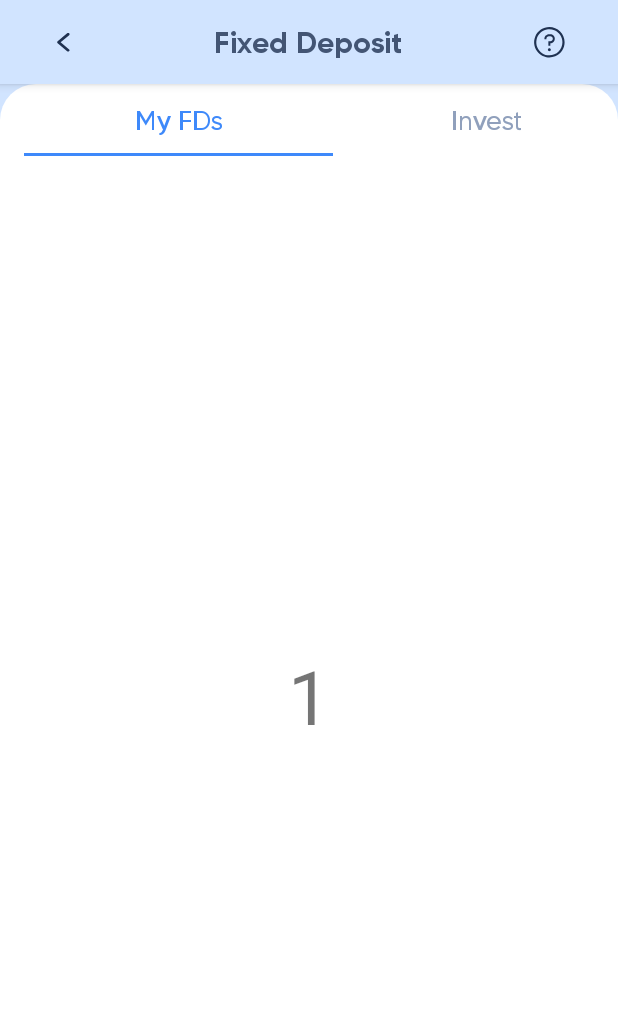
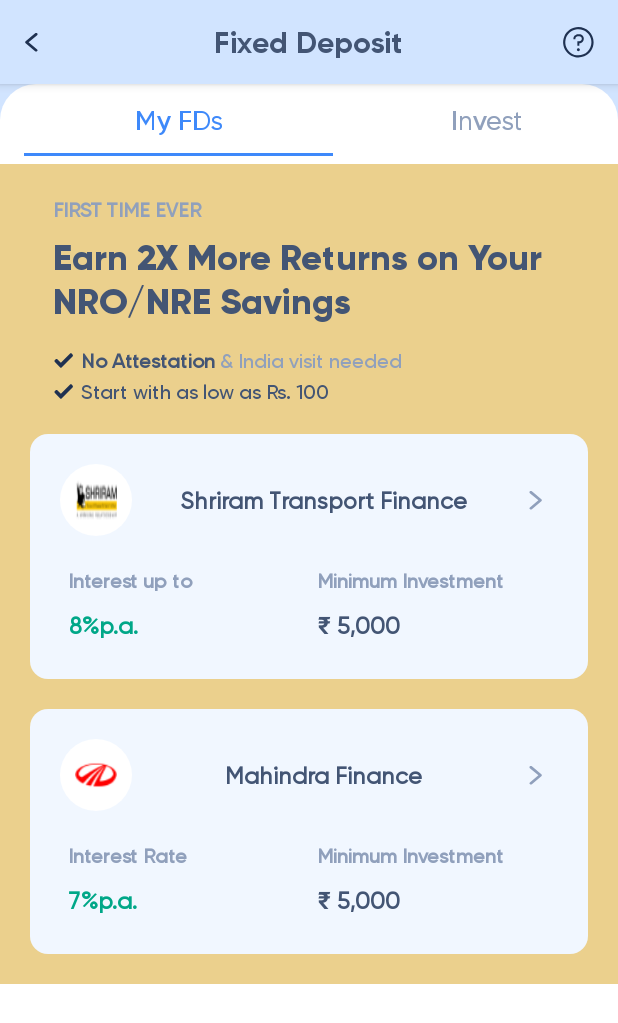
Before and after one commit to Anuj-Rai12/assigment_project, an Android app: the screen it shows after launch (MainActivity), on a phone screen of 412 x 824 dp. Shown: the top 1023 px of the screen. Run offline under Robolectric (Android 15) with nearby library versions, the phone set to English and light mode, and no system bars.

Commit message:
Added the First Header status:Successfully

```diff
--- a/app/src/main/java/com/example/mytestingproject/fragment/OneFragment.kt
+++ b/app/src/main/java/com/example/mytestingproject/fragment/OneFragment.kt
@@ -1,17 +1,48 @@
 package com.example.mytestingproject.fragment
 
+import android.annotation.SuppressLint
+import android.graphics.Typeface
 import android.os.Bundle
+import android.text.SpannableString
+import android.text.Spanned
+import android.text.style.StyleSpan
 import android.view.View
 import androidx.fragment.app.Fragment
 import com.example.mytestingproject.R
 import com.example.mytestingproject.databinding.OneFragmentLayoutBinding
+import com.example.mytestingproject.utils.Ruppess
+import com.example.mytestingproject.utils.setHtmlTxt
+
 
 class OneFragment : Fragment(R.layout.one_fragment_layout) {
 
     private lateinit var binding: OneFragmentLayoutBinding
+    @SuppressLint("SetTextI18n")
     override fun onViewCreated(view: View, savedInstanceState: Bundle?) {
         super.onViewCreated(view, savedInstanceState)
         binding= OneFragmentLayoutBinding.bind(view)
+
+        val text = "No Attestation"
+        val ss = SpannableString(text)
+        val boldSpan = StyleSpan(Typeface.BOLD)
+        ss.setSpan(boldSpan, 0, text.length, Spanned.SPAN_EXCLUSIVE_EXCLUSIVE)
+        binding.thirdHeadingTxt.text=ss
+        binding.thirdHeadingTxt.append(" ")
+        binding.thirdHeadingTxt.append(setHtmlTxt("& India visit needed","#90a0bc"))
+        binding.fourthHeadingTxt.text="Start with as low as Rs. 100"
+
+        binding.companyOne.companyLogo.setImageResource(R.drawable.company)
+        binding.companyOne.titleCompany.text="Shriram Transport Finance"
+        binding.companyOne.intrestAmt.text="8%p.a."
+        binding.companyOne.manageAmtTxt.text="$Ruppess 5,000"
+
+
+        binding.companyTwo.companyLogo.setImageResource(R.drawable.mhaindra)
+        binding.companyTwo.titleCompany.text="Mahindra Finance"
+        binding.companyTwo.intrestAmt.text="7%p.a."
+        binding.companyTwo.intrestRate.text="Interest Rate"
+        binding.companyTwo.manageAmtTxt.text="$Ruppess 5,000"
+
     }
 
 }
--- a/app/src/main/java/com/example/mytestingproject/utils/Helper.kt
+++ b/app/src/main/java/com/example/mytestingproject/utils/Helper.kt
@@ -3,12 +3,13 @@ package com.example.mytestingproject.utils
 import android.app.Activity
 import android.content.Context
 import android.os.Build
+import android.text.Html
+import android.text.Spanned
 import android.widget.Toast
-import com.example.mytestingproject.R
+import androidx.core.text.HtmlCompat
 
-fun Activity.changeStatusBarColor(color: Int = R.color.main_color) {
-    this.window?.statusBarColor = getColorInt(color)
-}
+const val Ruppess="₹"
+
 
 fun Activity.getColorInt(color: Int): Int {
     return if (Build.VERSION.SDK_INT >= Build.VERSION_CODES.M) {
@@ -20,3 +21,13 @@ fun Activity.getColorInt(color: Int): Int {
 fun Context.msg(string: String, time: Int = Toast.LENGTH_SHORT) {
     Toast.makeText(this, string, time).show()
 }
+
+fun setHtmlTxt(txt: String, color: String): Spanned {
+    return if (Build.VERSION.SDK_INT > Build.VERSION_CODES.M) {
+        Html.fromHtml(
+            "<font color=$color>$txt</font>", HtmlCompat.FROM_HTML_MODE_COMPACT
+        )
+    } else {
+        Html.fromHtml("<font color='$color'>$txt</font>")
+    }
+}
--- /dev/null
+++ b/app/src/main/res/drawable/circle_shape.xml
@@ -0,0 +1,10 @@
+<?xml version="1.0" encoding="utf-8"?>
+<shape xmlns:android="http://schemas.android.com/apk/res/android"
+    android:shape="oval">
+    <solid android:color="@color/white" />
+
+    <!--<stroke
+        android:width="1dp"
+        android:color="#838383" />-->
+
+</shape>
--- /dev/null
+++ b/app/src/main/res/drawable/company_bg.xml
@@ -0,0 +1,8 @@
+<?xml version="1.0" encoding="utf-8"?>
+<shape xmlns:android="http://schemas.android.com/apk/res/android"
+    android:shape="rectangle">
+    <solid android:color="@color/light_blue" />
+
+    <corners
+       android:radius="12dp" />
+</shape>
--- /dev/null
+++ b/app/src/main/res/drawable/tick_icon.xml
@@ -0,0 +1,9 @@
+<vector xmlns:android="http://schemas.android.com/apk/res/android"
+    android:width="13dp"
+    android:height="11dp"
+    android:viewportWidth="13"
+    android:viewportHeight="11">
+  <path
+      android:pathData="M5.556,9.979C5.441,10.095 5.285,10.159 5.123,10.159C4.96,10.159 4.804,10.095 4.69,9.979L1.23,6.519C0.871,6.16 0.871,5.578 1.23,5.22L1.663,4.787C2.022,4.428 2.604,4.428 2.963,4.787L5.123,6.947L10.959,1.11C11.318,0.751 11.9,0.751 12.259,1.11L12.692,1.544C13.051,1.903 13.051,2.485 12.692,2.843L5.556,9.979Z"
+      android:fillColor="#1F3151"/>
+</vector>
--- a/app/src/main/res/layout/action_bar_layout.xml
+++ b/app/src/main/res/layout/action_bar_layout.xml
@@ -25,29 +25,28 @@
             android:contentDescription="@string/app_name"
             android:gravity="center"
             android:src="@drawable/back_arr"
-            app:layout_constraintHorizontal_bias=".2"
             app:layout_constraintBottom_toBottomOf="parent"
+            app:layout_constraintHorizontal_bias="0"
             app:layout_constraintLeft_toLeftOf="parent"
             app:layout_constraintRight_toLeftOf="@id/fx_dep_txt"
             app:layout_constraintTop_toTopOf="parent" />
-
 
 
         <TextView
             android:id="@+id/fx_dep_txt"
             android:layout_width="wrap_content"
             android:layout_height="wrap_content"
+            android:ellipsize="end"
+            android:fontFamily="@font/gilroy_bold"
+            android:maxLines="1"
+            android:padding="10dp"
             android:text="Fixed Deposit"
-            android:padding="10dp"
+            android:textColor="@color/action_txt_color"
             android:textSize="20sp"
-            android:textColor="@color/action_txt_color"
-            android:fontFamily="@font/gilroy_bold"
-            app:layout_constraintTop_toTopOf="parent"
             app:layout_constraintBottom_toBottomOf="parent"
+            app:layout_constraintLeft_toLeftOf="parent"
             app:layout_constraintRight_toRightOf="parent"
-            app:layout_constraintLeft_toLeftOf="parent"
-            />
-
+            app:layout_constraintTop_toTopOf="parent" />
 
 
         <ImageButton
@@ -61,13 +60,12 @@
             android:contentDescription="@string/app_name"
             android:gravity="center"
             android:src="@drawable/ic_info"
-            app:layout_constraintHorizontal_bias=".8"
             app:layout_constraintBottom_toBottomOf="parent"
+            app:layout_constraintHorizontal_bias="1"
             app:layout_constraintLeft_toRightOf="@id/fx_dep_txt"
             app:layout_constraintRight_toRightOf="parent"
             app:layout_constraintTop_toTopOf="parent" />
 
 
-
     </androidx.constraintlayout.widget.ConstraintLayout>
 </androidx.appcompat.widget.Toolbar>
--- /dev/null
+++ b/app/src/main/res/layout/conpany_info_box.xml
@@ -0,0 +1,132 @@
+<?xml version="1.0" encoding="utf-8"?>
+<androidx.constraintlayout.widget.ConstraintLayout xmlns:android="http://schemas.android.com/apk/res/android"
+    xmlns:app="http://schemas.android.com/apk/res-auto"
+    android:layout_width="match_parent"
+    android:layout_height="wrap_content"
+    xmlns:tools="http://schemas.android.com/tools"
+    android:background="@drawable/company_bg"
+    android:padding="20dp">
+
+
+    <ImageView
+        android:id="@+id/company_logo"
+        android:layout_width="48dp"
+        android:layout_height="48dp"
+        android:background="@drawable/circle_shape"
+        android:contentDescription="@string/app_name"
+        android:padding="10dp"
+        android:scaleType="fitXY"
+        android:src="@drawable/company"
+        app:layout_constraintLeft_toLeftOf="parent"
+        app:layout_constraintTop_toTopOf="parent" />
+
+
+    <TextView
+        android:id="@+id/title_company"
+        android:layout_width="0dp"
+        android:layout_height="wrap_content"
+        android:ellipsize="end"
+        android:fontFamily="@font/gilroy_medium"
+        android:maxLines="1"
+        android:textStyle="bold"
+        tools:text="Shriram Transport Company"
+        android:textColor="@color/action_txt_color"
+        android:textSize="16sp"
+        android:padding="4dp"
+        android:gravity="center"
+        app:layout_constraintBottom_toBottomOf="@id/company_logo"
+        app:layout_constraintLeft_toRightOf="@id/company_logo"
+        app:layout_constraintRight_toLeftOf="@id/arr_logo"
+        app:layout_constraintTop_toTopOf="@id/company_logo" />
+
+
+    <ImageView
+        android:id="@+id/arr_logo"
+        android:layout_width="wrap_content"
+        android:layout_height="wrap_content"
+        android:contentDescription="@string/app_name"
+        android:padding="10dp"
+        android:rotationY="180"
+        android:scaleType="fitXY"
+        android:src="@drawable/back_arr"
+        app:layout_constraintBottom_toBottomOf="@id/company_logo"
+        app:layout_constraintRight_toRightOf="parent"
+        app:layout_constraintTop_toTopOf="parent"
+        app:tint="@color/txt_color" />
+
+
+    <TextView
+        android:id="@+id/intrest_rate"
+        android:layout_width="0dp"
+        android:layout_height="wrap_content"
+        android:layout_marginTop="16dp"
+        android:fontFamily="@font/gilroy_medium"
+        android:padding="5dp"
+        android:text="Interest up to"
+        android:textStyle="bold"
+        android:textColor="@color/txt_color"
+        android:textSize="13sp"
+        app:layout_constraintEnd_toStartOf="@+id/manage_amt"
+        app:layout_constraintHorizontal_bias="0.5"
+        app:layout_constraintHorizontal_weight="1"
+        app:layout_constraintStart_toStartOf="parent"
+        app:layout_constraintTop_toBottomOf="@id/company_logo" />
+
+
+    <TextView
+        android:id="@+id/manage_amt"
+        android:layout_width="0dp"
+        android:layout_height="wrap_content"
+        android:fontFamily="@font/gilroy_medium"
+        android:padding="5dp"
+        android:text="Minimum Investment"
+        android:textColor="@color/txt_color"
+        android:textStyle="bold"
+        android:textSize="13sp"
+        app:layout_constraintEnd_toEndOf="parent"
+        app:layout_constraintHorizontal_bias="0.5"
+        app:layout_constraintHorizontal_weight="1"
+        app:layout_constraintStart_toEndOf="@+id/intrest_rate"
+        app:layout_constraintTop_toTopOf="@id/intrest_rate" />
+
+
+    <TextView
+        android:id="@+id/intrest_amt"
+        android:layout_width="0dp"
+        android:layout_height="wrap_content"
+        android:padding="6dp"
+        android:fontFamily="@font/gilroy_medium"
+        android:textColor="#00A788"
+        android:textSize="16sp"
+        tools:text="6%pa"
+        android:textStyle="bold"
+        app:layout_constraintLeft_toLeftOf="@id/intrest_rate"
+        app:layout_constraintRight_toRightOf="@id/intrest_rate"
+        app:layout_constraintTop_toBottomOf="@id/intrest_rate" />
+
+
+    <TextView
+        android:id="@+id/manage_amt_txt"
+        android:layout_width="0dp"
+        android:layout_height="wrap_content"
+        android:padding="6dp"
+        android:fontFamily="@font/gilroy_medium"
+        android:textColor="@color/action_txt_color"
+        android:textSize="16sp"
+        tools:text="5000"
+        android:textStyle="bold"
+        app:layout_constraintLeft_toLeftOf="@id/manage_amt"
+        app:layout_constraintRight_toRightOf="@id/manage_amt"
+        app:layout_constraintTop_toBottomOf="@id/manage_amt" />
+
+
+
+
+
+
+
+
+
+
+
+</androidx.constraintlayout.widget.ConstraintLayout>
--- a/app/src/main/res/layout/one_fragment_layout.xml
+++ b/app/src/main/res/layout/one_fragment_layout.xml
@@ -1,18 +1,127 @@
 <?xml version="1.0" encoding="utf-8"?>
-<androidx.constraintlayout.widget.ConstraintLayout xmlns:android="http://schemas.android.com/apk/res/android"
+<ScrollView xmlns:android="http://schemas.android.com/apk/res/android"
+    xmlns:app="http://schemas.android.com/apk/res-auto"
+    xmlns:tools="http://schemas.android.com/tools"
     android:layout_width="match_parent"
     android:layout_height="match_parent"
-    xmlns:tools="http://schemas.android.com/tools"
     tools:context="com.example.mytestingproject.fragment.OneFragment">
 
+    <androidx.constraintlayout.widget.ConstraintLayout
+        android:layout_width="match_parent"
+        android:layout_height="wrap_content">
 
-<TextView
-    android:layout_width="match_parent"
-    android:layout_height="match_parent"
-    android:text="1"
-    android:gravity="center"
-    android:textSize="50dp"
-    />
+        <androidx.constraintlayout.widget.ConstraintLayout
+            android:id="@+id/src_info"
+            android:layout_width="match_parent"
+            android:layout_height="wrap_content"
+            android:layout_marginTop="5dp"
+            app:layout_constraintRight_toRightOf="parent"
+            app:layout_constraintLeft_toLeftOf="parent"
+            app:layout_constraintTop_toTopOf="parent"
+            android:background="@color/first_head_color">
 
 
-</androidx.constraintlayout.widget.ConstraintLayout>
+            <TextView
+                android:id="@+id/first_heading_txt"
+                android:layout_width="wrap_content"
+                android:maxLines="1"
+                android:ellipsize="end"
+                android:layout_height="wrap_content"
+                android:layout_marginStart="35dp"
+                android:layout_marginTop="22dp"
+                android:textStyle="bold"
+                android:fontFamily="@font/gilroy_medium"
+                android:text="First time Ever"
+                android:textAllCaps="true"
+                android:textColor="@color/txt_color"
+                android:textSize="13sp"
+                app:layout_constraintLeft_toLeftOf="parent"
+                app:layout_constraintTop_toTopOf="parent" />
+
+
+            <TextView
+                android:id="@+id/sec_heading_txt"
+                android:layout_width="0dp"
+                android:layout_height="wrap_content"
+                android:layout_marginStart="35dp"
+                android:layout_marginTop="8dp"
+                android:lineSpacingExtra="5dp"
+                android:fontFamily="@font/gilroy_extrabold"
+                android:text="Earn 2X More Returns on Your NRO/NRE Savings "
+                android:textColor="@color/action_txt_color"
+                android:textSize="24sp"
+                app:layout_constraintHorizontal_bias="0"
+                app:layout_constraintLeft_toLeftOf="parent"
+                app:layout_constraintRight_toRightOf="@id/company_one"
+                app:layout_constraintTop_toBottomOf="@id/first_heading_txt" />
+
+
+            <TextView
+                android:id="@+id/third_heading_txt"
+                android:layout_width="wrap_content"
+                android:layout_height="wrap_content"
+                android:layout_marginTop="16dp"
+                android:drawablePadding="5dp"
+                android:maxLines="1"
+                android:ellipsize="end"
+                android:fontFamily="@font/gilroy_medium"
+                android:textColor="@color/action_txt_color"
+                android:textSize="13sp"
+                app:drawableStartCompat="@drawable/tick_icon"
+                app:layout_constraintLeft_toLeftOf="@id/sec_heading_txt"
+                app:layout_constraintTop_toBottomOf="@id/sec_heading_txt"
+                tools:text="item is good 1" />
+
+
+            <TextView
+                android:id="@+id/fourth_heading_txt"
+                android:layout_width="wrap_content"
+                android:layout_height="wrap_content"
+                android:layout_marginTop="4dp"
+                android:drawablePadding="5dp"
+                android:maxLines="1"
+                android:ellipsize="end"
+                android:fontFamily="@font/gilroy_medium"
+                android:textColor="@color/action_txt_color"
+                android:textSize="13sp"
+                app:drawableStartCompat="@drawable/tick_icon"
+                app:layout_constraintLeft_toLeftOf="@id/third_heading_txt"
+                app:layout_constraintTop_toBottomOf="@id/third_heading_txt"
+                tools:text="item is good 1" />
+
+
+            <include
+                android:id="@+id/company_one"
+                layout="@layout/conpany_info_box"
+                android:layout_width="match_parent"
+                android:layout_height="wrap_content"
+                android:layout_margin="20dp"
+                app:layout_constraintTop_toBottomOf="@id/fourth_heading_txt" />
+
+
+            <include
+                android:id="@+id/company_two"
+                layout="@layout/conpany_info_box"
+                android:layout_width="match_parent"
+                android:layout_height="wrap_content"
+                android:layout_margin="20dp"
+                app:layout_constraintBottom_toBottomOf="parent"
+                app:layout_constraintTop_toBottomOf="@id/company_one" />
+
+
+        </androidx.constraintlayout.widget.ConstraintLayout>
+
+
+    </androidx.constraintlayout.widget.ConstraintLayout>
+
+
+
+
+
+
+
+
+
+
+
+</ScrollView>
--- a/app/src/main/res/values/colors.xml
+++ b/app/src/main/res/values/colors.xml
@@ -13,6 +13,8 @@
     <color name="selected_color">#3E89FA</color>
     <color name="txt_color">#90a0bc</color>
     <color name="action_txt_color">#435574</color>
+    <color name="first_head_color">#EBD08D</color>
+    <color name="light_blue">#F1F7FF</color>
 
 
 </resources>
```
Also changed, not shown: app/src/main/res/drawable-v24/company.png (added), app/src/main/res/drawable-v24/mhaindra.png (added), app/src/main/res/font/gilroy_extrabold.ttf (added).
